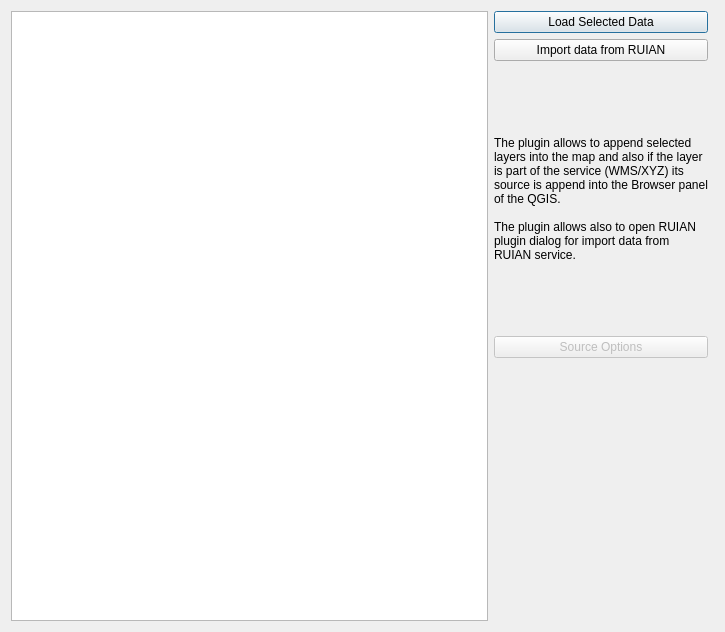
Old version of the form Geo_Data_dialog_base.ui in the repository OpenGeoLabs/czech_slovak_freegeodata.
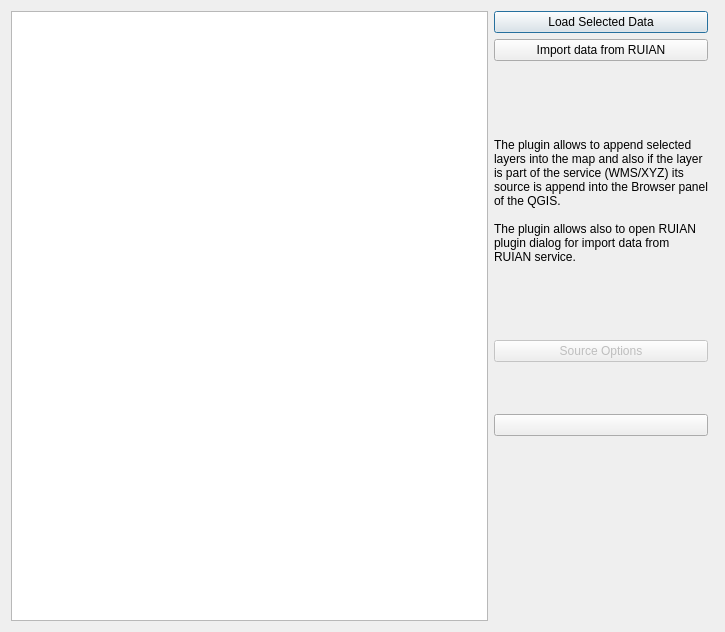
New version of the form.

Commit message: Added settings button.

```diff
--- a/Geo_Data_dialog_base.ui
+++ b/Geo_Data_dialog_base.ui
@@ -96,6 +96,16 @@
      </property>
     </widget>
    </item>
+   <item row="7" column="1">
+    <widget class="QPushButton" name="pushButtonSettings">
+     <property name="toolTip">
+      <string>Settings</string>
+     </property>
+     <property name="text">
+      <string/>
+     </property>
+    </widget>
+   </item>
   </layout>
  </widget>
  <resources/>
```
